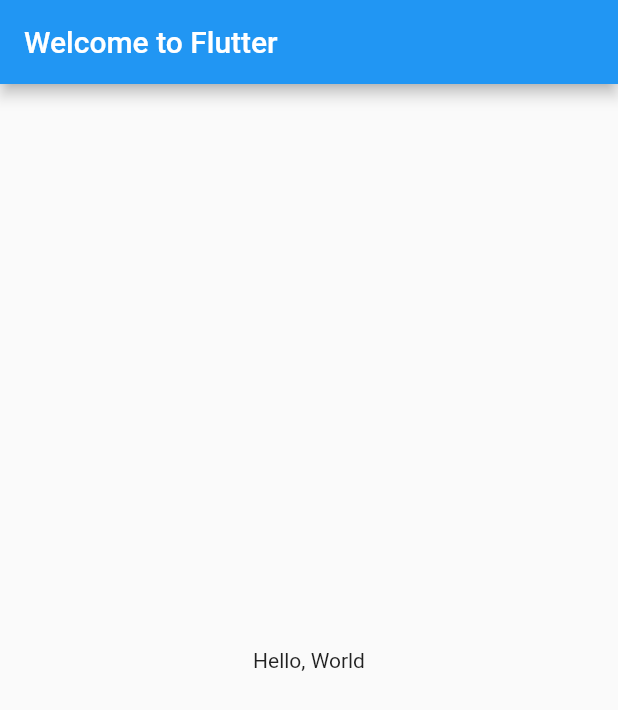
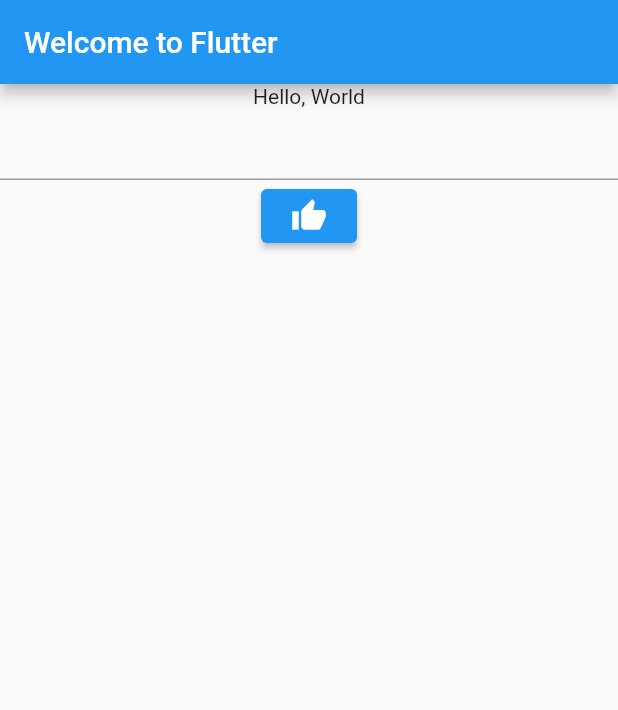
Before and after one commit to coachsu-iot-allinone/flutter-stateless, a Flutter app: the screen it shows after launch, on a phone screen of 412 x 824 dp. Shown: the top 710 px of the screen. Run offline on Flutter 3.47's test engine with Material 2 defaults, Android fonts, the phone set to English and light mode, and no system bars.

Commit message:
update UI

```diff
--- a/lib/main.dart
+++ b/lib/main.dart
@@ -12,7 +12,16 @@
           title: Text('Welcome to Flutter'),
         ),
         body: Center(
-          child: Text('Hello, World'),
+          child: Column(
+            children: [
+              Text('Hello, World'),
+              TextField(),
+              ElevatedButton(
+                child: Icon(Icons.thumb_up),
+                onPressed: () => {},
+              ),
+            ],
+          ),
         ),
       ),
     );
```
